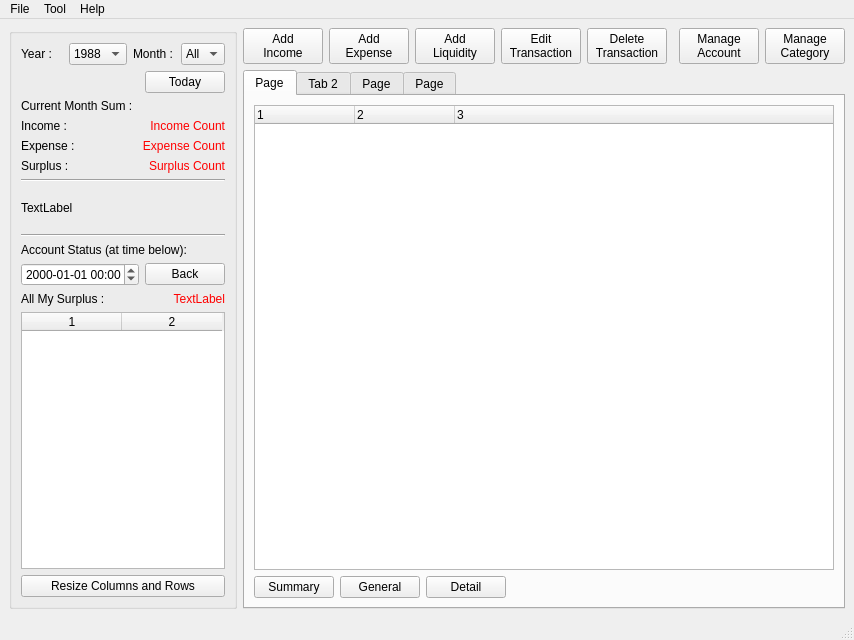
This is app_all/accountBook/ABMainWindow.ui in liyiji/account-book as Qt 5 draws it before an edit. The edited form follows.
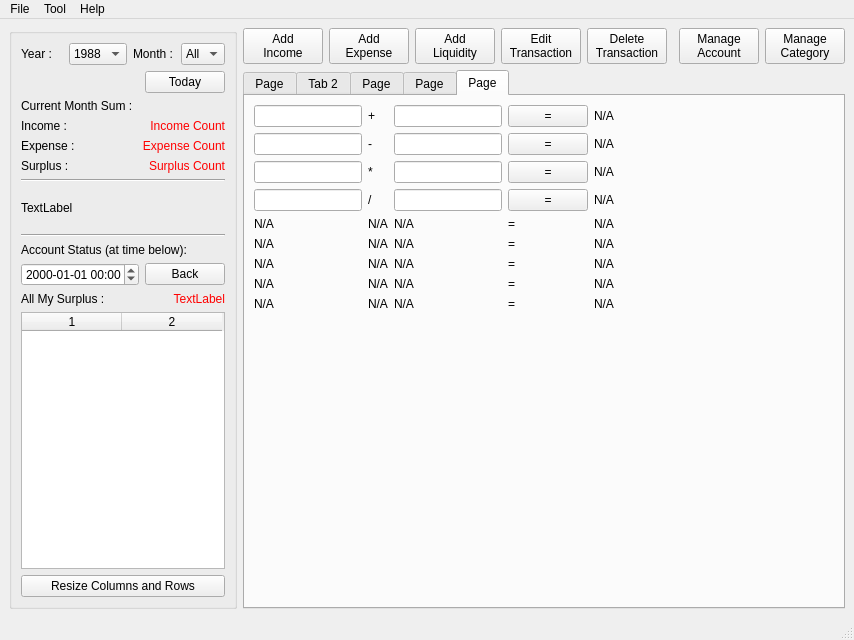
This is the edited form.

Commit message: 添加一个计算加减乘除的功能

Diff of the .ui file:
```diff
--- a/app_all/accountBook/ABMainWindow.ui
+++ b/app_all/accountBook/ABMainWindow.ui
@@ -549,7 +549,7 @@
        </size>
       </property>
       <property name="currentIndex">
-       <number>0</number>
+       <number>4</number>
       </property>
       <widget class="QWidget" name="tabStatistics">
        <attribute name="title">
@@ -665,6 +665,326 @@
         </item>
        </layout>
       </widget>
+      <widget class="QWidget" name="tabCompute">
+       <attribute name="title">
+        <string>Page</string>
+       </attribute>
+       <layout class="QGridLayout" name="gridLayout_13">
+        <item row="0" column="0">
+         <layout class="QGridLayout" name="gridLayout_12">
+          <item row="0" column="4" rowspan="2">
+           <widget class="QLabel" name="label_5">
+            <property name="text">
+             <string>+</string>
+            </property>
+           </widget>
+          </item>
+          <item row="0" column="6" rowspan="2">
+           <widget class="QPushButton" name="buttonPlus">
+            <property name="text">
+             <string>=</string>
+            </property>
+           </widget>
+          </item>
+          <item row="0" column="7" rowspan="2">
+           <widget class="QLabel" name="label_6">
+            <property name="text">
+             <string>N/A</string>
+            </property>
+           </widget>
+          </item>
+          <item row="0" column="0" rowspan="2" colspan="4">
+           <widget class="QLineEdit" name="lineEdit"/>
+          </item>
+          <item row="0" column="5" rowspan="2">
+           <widget class="QLineEdit" name="lineEdit_2"/>
+          </item>
+          <item row="2" column="4" rowspan="2">
+           <widget class="QLabel" name="label_16">
+            <property name="text">
+             <string>-</string>
+            </property>
+           </widget>
+          </item>
+          <item row="2" column="6" rowspan="2">
+           <widget class="QPushButton" name="buttonMinus">
+            <property name="text">
+             <string>=</string>
+            </property>
+           </widget>
+          </item>
+          <item row="2" column="7" rowspan="2">
+           <widget class="QLabel" name="label_17">
+            <property name="text">
+             <string>N/A</string>
+            </property>
+           </widget>
+          </item>
+          <item row="2" column="0" rowspan="2" colspan="4">
+           <widget class="QLineEdit" name="lineEdit_5"/>
+          </item>
+          <item row="2" column="5" rowspan="2">
+           <widget class="QLineEdit" name="lineEdit_6"/>
+          </item>
+          <item row="4" column="4" rowspan="2">
+           <widget class="QLabel" name="label_18">
+            <property name="text">
+             <string>*</string>
+            </property>
+           </widget>
+          </item>
+          <item row="4" column="6" rowspan="2">
+           <widget class="QPushButton" name="buttonMultiply">
+            <property name="text">
+             <string>=</string>
+            </property>
+           </widget>
+          </item>
+          <item row="4" column="7" rowspan="2">
+           <widget class="QLabel" name="label_19">
+            <property name="text">
+             <string>N/A</string>
+            </property>
+           </widget>
+          </item>
+          <item row="4" column="0" rowspan="2" colspan="4">
+           <widget class="QLineEdit" name="lineEdit_7"/>
+          </item>
+          <item row="4" column="5" rowspan="2">
+           <widget class="QLineEdit" name="lineEdit_8"/>
+          </item>
+          <item row="6" column="4" rowspan="2">
+           <widget class="QLabel" name="label_20">
+            <property name="text">
+             <string>/</string>
+            </property>
+           </widget>
+          </item>
+          <item row="6" column="6" rowspan="2">
+           <widget class="QPushButton" name="buttonDivide">
+            <property name="text">
+             <string>=</string>
+            </property>
+           </widget>
+          </item>
+          <item row="6" column="7" rowspan="2">
+           <widget class="QLabel" name="label_21">
+            <property name="text">
+             <string>N/A</string>
+            </property>
+           </widget>
+          </item>
+          <item row="6" column="5" rowspan="2">
+           <widget class="QLineEdit" name="lineEdit_10"/>
+          </item>
+          <item row="8" column="0" colspan="4">
+           <widget class="QLabel" name="label_30">
+            <property name="text">
+             <string>N/A</string>
+            </property>
+           </widget>
+          </item>
+          <item row="9" column="0" colspan="4">
+           <widget class="QLabel" name="label_35">
+            <property name="text">
+             <string>N/A</string>
+            </property>
+           </widget>
+          </item>
+          <item row="10" column="0" colspan="4">
+           <widget class="QLabel" name="label_40">
+            <property name="text">
+             <string>N/A</string>
+            </property>
+           </widget>
+          </item>
+          <item row="11" column="0" colspan="4">
+           <widget class="QLabel" name="label_45">
+            <property name="text">
+             <string>N/A</string>
+            </property>
+           </widget>
+          </item>
+          <item row="12" column="0" colspan="4">
+           <widget class="QLabel" name="label_50">
+            <property name="text">
+             <string>N/A</string>
+            </property>
+           </widget>
+          </item>
+          <item row="8" column="7">
+           <widget class="QLabel" name="label_34">
+            <property name="text">
+             <string>N/A</string>
+            </property>
+           </widget>
+          </item>
+          <item row="9" column="7">
+           <widget class="QLabel" name="label_38">
+            <property name="text">
+             <string>N/A</string>
+            </property>
+           </widget>
+          </item>
+          <item row="10" column="7">
+           <widget class="QLabel" name="label_43">
+            <property name="text">
+             <string>N/A</string>
+            </property>
+           </widget>
+          </item>
+          <item row="11" column="7">
+           <widget class="QLabel" name="label_48">
+            <property name="text">
+             <string>N/A</string>
+            </property>
+           </widget>
+          </item>
+          <item row="12" column="7">
+           <widget class="QLabel" name="label_53">
+            <property name="text">
+             <string>N/A</string>
+            </property>
+           </widget>
+          </item>
+          <item row="8" column="6">
+           <widget class="QLabel" name="label_33">
+            <property name="text">
+             <string>=</string>
+            </property>
+           </widget>
+          </item>
+          <item row="9" column="6">
+           <widget class="QLabel" name="label_36">
+            <property name="text">
+             <string>=</string>
+            </property>
+           </widget>
+          </item>
+          <item row="10" column="6">
+           <widget class="QLabel" name="label_41">
+            <property name="text">
+             <string>=</string>
+            </property>
+           </widget>
+          </item>
+          <item row="11" column="6">
+           <widget class="QLabel" name="label_46">
+            <property name="text">
+             <string>=</string>
+            </property>
+           </widget>
+          </item>
+          <item row="12" column="6">
+           <widget class="QLabel" name="label_51">
+            <property name="text">
+             <string>=</string>
+            </property>
+           </widget>
+          </item>
+          <item row="8" column="5">
+           <widget class="QLabel" name="label_32">
+            <property name="text">
+             <string>N/A</string>
+            </property>
+           </widget>
+          </item>
+          <item row="9" column="5">
+           <widget class="QLabel" name="label_37">
+            <property name="text">
+             <string>N/A</string>
+            </property>
+           </widget>
+          </item>
+          <item row="10" column="5">
+           <widget class="QLabel" name="label_42">
+            <property name="text">
+             <string>N/A</string>
+            </property>
+           </widget>
+          </item>
+          <item row="11" column="5">
+           <widget class="QLabel" name="label_47">
+            <property name="text">
+             <string>N/A</string>
+            </property>
+           </widget>
+          </item>
+          <item row="12" column="5">
+           <widget class="QLabel" name="label_52">
+            <property name="text">
+             <string>N/A</string>
+            </property>
+           </widget>
+          </item>
+          <item row="8" column="4">
+           <widget class="QLabel" name="label_31">
+            <property name="text">
+             <string>N/A</string>
+            </property>
+           </widget>
+          </item>
+          <item row="9" column="4">
+           <widget class="QLabel" name="label_39">
+            <property name="text">
+             <string>N/A</string>
+            </property>
+           </widget>
+          </item>
+          <item row="10" column="4">
+           <widget class="QLabel" name="label_44">
+            <property name="text">
+             <string>N/A</string>
+            </property>
+           </widget>
+          </item>
+          <item row="11" column="4">
+           <widget class="QLabel" name="label_49">
+            <property name="text">
+             <string>N/A</string>
+            </property>
+           </widget>
+          </item>
+          <item row="12" column="4">
+           <widget class="QLabel" name="label_54">
+            <property name="text">
+             <string>N/A</string>
+            </property>
+           </widget>
+          </item>
+          <item row="6" column="0" rowspan="2" colspan="4">
+           <widget class="QLineEdit" name="lineEdit_9"/>
+          </item>
+         </layout>
+        </item>
+        <item row="1" column="0">
+         <spacer name="verticalSpacer">
+          <property name="orientation">
+           <enum>Qt::Vertical</enum>
+          </property>
+          <property name="sizeHint" stdset="0">
+           <size>
+            <width>20</width>
+            <height>40</height>
+           </size>
+          </property>
+         </spacer>
+        </item>
+        <item row="0" column="1">
+         <spacer name="horizontalSpacer_2">
+          <property name="orientation">
+           <enum>Qt::Horizontal</enum>
+          </property>
+          <property name="sizeHint" stdset="0">
+           <size>
+            <width>40</width>
+            <height>20</height>
+           </size>
+          </property>
+         </spacer>
+        </item>
+       </layout>
+      </widget>
      </widget>
     </item>
    </layout>
```
Left out of the diff: 2 changed lines with no effect on the pictures. The commit also changes 2 other files.
